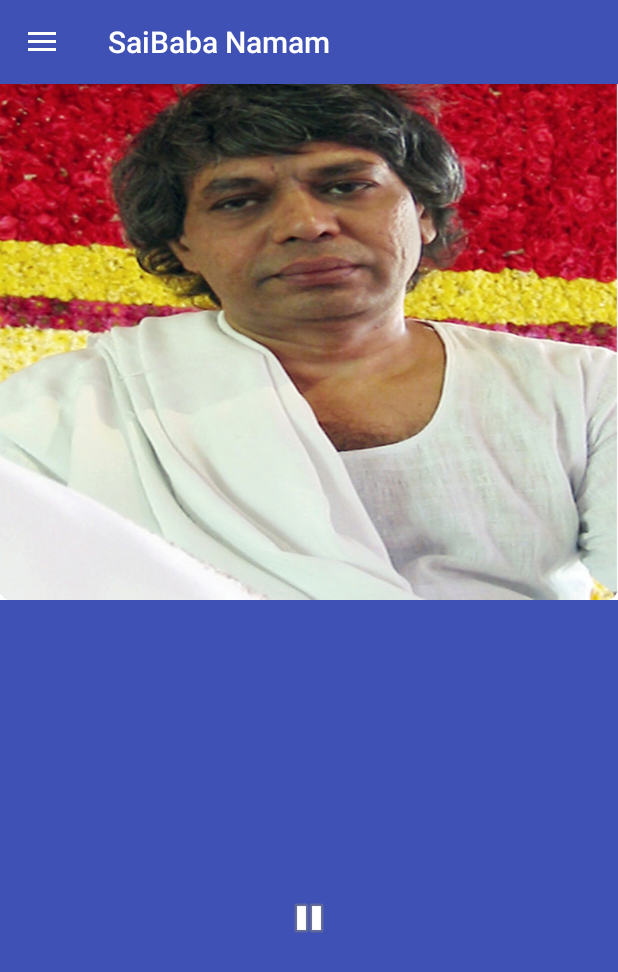
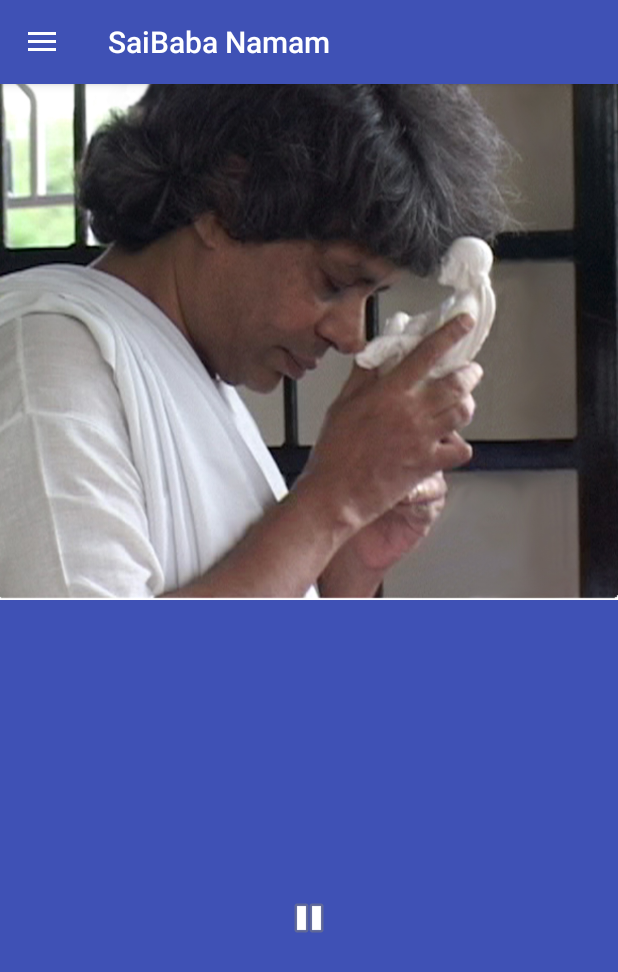
Before and after one commit to bodamithun/Sainamam, an Android app: the screen it shows after launch (MainActivity), in the side drawer, after a tap on "Sai tune4", on a phone screen of 412 x 824 dp. Shown: the top 972 px of the screen. Run offline under Robolectric (Android 15) with nearby library versions, the phone set to English and light mode, and no system bars.

Commit message:
sainamam2 initial working model

```diff
--- a/app/src/main/java/com/saibaba/myapplication/MainActivity.java
+++ b/app/src/main/java/com/saibaba/myapplication/MainActivity.java
@@ -25,8 +25,12 @@ public class MainActivity extends AppCompatActivity
 
     MediaPlayer mediaPlayer;
     String selectedMediaFile;
+    int selectedImageFile;
     int selectedIndex;
+    int selectedImageIndex;
     String arr[];
+    int imageArray[];
+
 
     @Override
     protected void onCreate(Bundle savedInstanceState) {
@@ -35,7 +39,8 @@ public class MainActivity extends AppCompatActivity
         Toolbar toolbar = (Toolbar) findViewById(R.id.toolbar);
         setSupportActionBar(toolbar);
 
-        arr = new String[] {"babanamam1", "babanamam2", "babanamam3", "R.id.babanamam4", "babanamam5"};
+        arr = new String[] {"babanamam1", "babanamam2", "babanamam3", "babanamam4", "babanamam5"};
+        imageArray = new int[] {R.drawable.saibaba, R.drawable.saibaba1, R.drawable.saitune3, R.drawable.saibaba4, R.drawable.saibaba5};
 
         DrawerLayout drawer = (DrawerLayout) findViewById(R.id.drawer_layout);
         ActionBarDrawerToggle toggle = new ActionBarDrawerToggle(
@@ -143,23 +148,17 @@ public class MainActivity extends AppCompatActivity
 
 
 
-    private void initMediaPlayer(String mediafile) {
+    private void initMediaPlayer() {
         ImageButton button =(ImageButton) findViewById(R.id.btnFindMe);
         try {
             if(mediaPlayer.isPlaying()) {
-                mediaPlayer.stop();
-                mediaPlayer = MediaPlayer.create(getApplicationContext(), getResources().getIdentifier(mediafile, "raw", getPackageName()));
-                mediaPlayer.start();
+
                 //mediaPlayer.setLooping(true);
                 //button.setImageResource(R.drawable.pause);
                 button.setImageResource(android.R.drawable.ic_media_pause);
-
-
-
             }
             else
             {
-                mediaPlayer = MediaPlayer.create(getApplicationContext(), getResources().getIdentifier(mediafile, "raw", getPackageName()));
                 //button.setImageResource(R.drawable.play1);
                 button.setImageResource(android.R.drawable.ic_media_play);
 
@@ -175,81 +174,77 @@ public class MainActivity extends AppCompatActivity
     public boolean onNavigationItemSelected(MenuItem item) {
         // Handle navigation view item clicks here.
         int id = item.getItemId();
-        //int index = 0;
-        //AssestManager am = getActivity.getAss
         getSupportActionBar().setTitle("SaiBaba Namam");
-
-        ImageView qImageView = (ImageView) findViewById(R.id.imageView1);
-
-            //   qSV.setImageResource(0);
-        qImageView.setImageResource(R.drawable.saibaba1);
-
-
-
+        //ImageView qImageView = (ImageView) findViewById(R.id.imageView1);
+        //qImageView.setImageResource(R.drawable.saibaba1);
         if (id == R.id.babanamam1) {
             // Handle the camera action
             //Toast.makeText(this, "Saibaba", Toast.LENGTH_SHORT).show();
             //getSupportActionBar().setTitle("Baba Namam");
             selectedMediaFile = "babanamam1";
-            selectedIndex = Arrays.asList(arr).indexOf("babanamam1");
-            qImageView.setImageResource(R.drawable.saibaba);
+            selectedImageFile = R.drawable.saibaba;
 
-           // initMediaPlayer("babanamam1");
+           // qImageView.setImageResource(R.drawable.saibaba);
         } else if (id == R.id.babanamam2) {
             selectedMediaFile = "babanamam2";
-            selectedIndex = Arrays.asList(arr).indexOf("babanamam2");
-            qImageView.setImageResource(R.drawable.saibaba1);
+            selectedImageFile = R.drawable.saibaba1;
         }
         else if (id == R.id.babanamam3) {
             selectedMediaFile = "babanamam3";
-            selectedIndex = Arrays.asList(arr).indexOf("babanamam3");
-            qImageView.setImageResource(R.drawable.saitune3);
+            selectedImageFile = R.drawable.saitune3;
         }
         else if (id == R.id.babanamam4) {
             selectedMediaFile = "babanamam4";
-            selectedIndex = Arrays.asList(arr).indexOf("babanamam4");
-            qImageView.setImageResource(R.drawable.saibaba1);
+            selectedImageFile = R.drawable.saibaba;
         }
         else if (id == R.id.babanamam5) {
             selectedMediaFile = "babanamam5";
-            selectedIndex = Arrays.asList(arr).indexOf("babanamam5");
-            qImageView.setImageResource(R.drawable.saibaba);
+            selectedImageFile = R.drawable.saibaba1;
         }
-        initMediaPlayer(selectedMediaFile);
+        selectedIndex = Arrays.asList(arr).indexOf(selectedMediaFile);
         DrawerLayout drawer = (DrawerLayout) findViewById(R.id.drawer_layout);
         drawer.closeDrawer(GravityCompat.START);
+        playAudio(selectedMediaFile, selectedImageFile);
+        //selectedImageIndex = 0;
+        initMediaPlayer();
+
+        return true;
+    }
+
+
+    public void playAudio(String mediafile, int selectedImageFile)
+    {
+        mediaPlayer.stop();
+        ImageView qImageView = (ImageView) findViewById(R.id.imageView1);
+        qImageView.setImageResource(selectedImageFile);
+        mediaPlayer = MediaPlayer.create(getApplicationContext(), getResources().getIdentifier(mediafile, "raw", getPackageName()));
         try {
             mediaPlayer.setOnCompletionListener(new MediaPlayer.OnCompletionListener() {
                 @Override
                 public void onCompletion(MediaPlayer mp) {
-                    //while(selectedIndex < arr.length)
-                    try {
-                    if (selectedIndex < arr.length) {
+                    mediaPlayer.stop();
 
+                    if(selectedIndex < arr.length)
+                    {
                         selectedIndex++;
-                        mediaPlayer.stop();
-                        //mp.release();
-                        mediaPlayer.create(getApplicationContext(), getResources().getIdentifier(arr[selectedIndex], "raw", getPackageName()));
-
-                        mediaPlayer.start();
+                        selectedImageIndex++;
                     }
-                    else
+                    if(selectedIndex == arr.length)
                     {
                         selectedIndex = 0;
                     }
-
-                    } catch (Exception e) {
-                        Log.i("media", e.getMessage());
+                    if(selectedImageIndex == 2)
+                    {
+                        selectedImageIndex = 0;
                     }
-
+                    selectedMediaFile = arr[selectedIndex];
+                    playAudio(selectedMediaFile, imageArray[selectedImageIndex]);
                 }
             });
+            mediaPlayer.start();
         }
         catch (Exception e) {
             Log.i("media", e.getMessage());
         }
-        //DrawerLayout drawer = (DrawerLayout) findViewById(R.id.drawer_layout);
-        //drawer.closeDrawer(GravityCompat.START);
-        return true;
     }
 }
```
Also changed, not shown: app/src/main/res/drawable-v21/saibaba4.jpg (added), app/src/main/res/drawable-v21/saibaba5.jpg (added), 5 other files.
